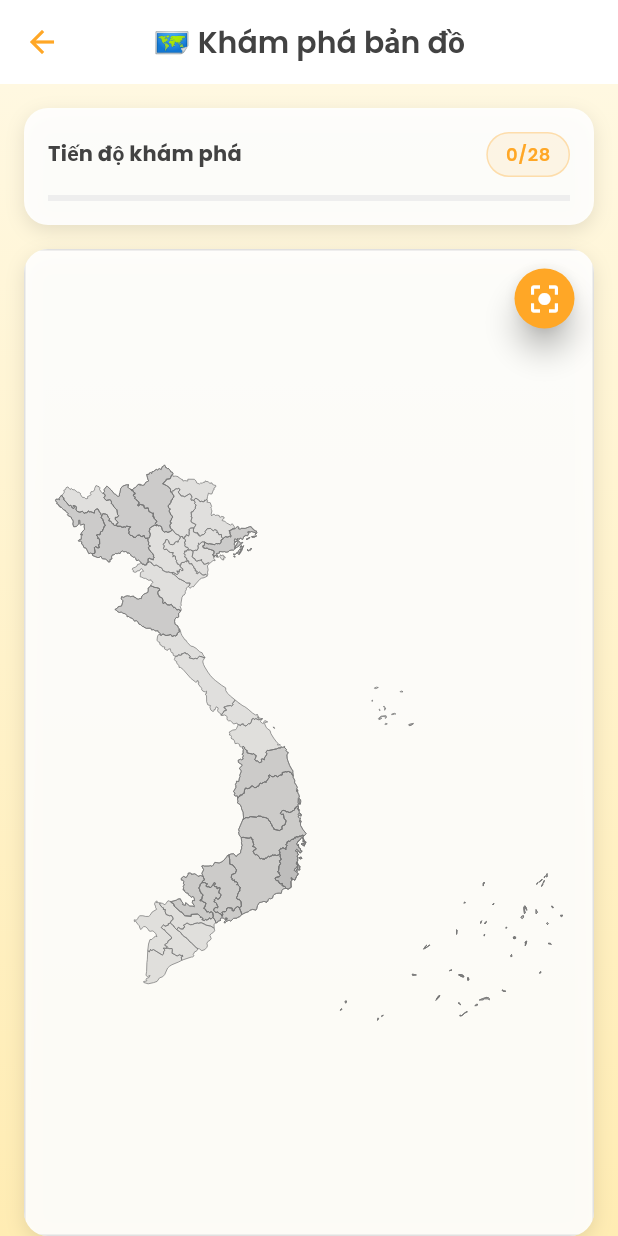
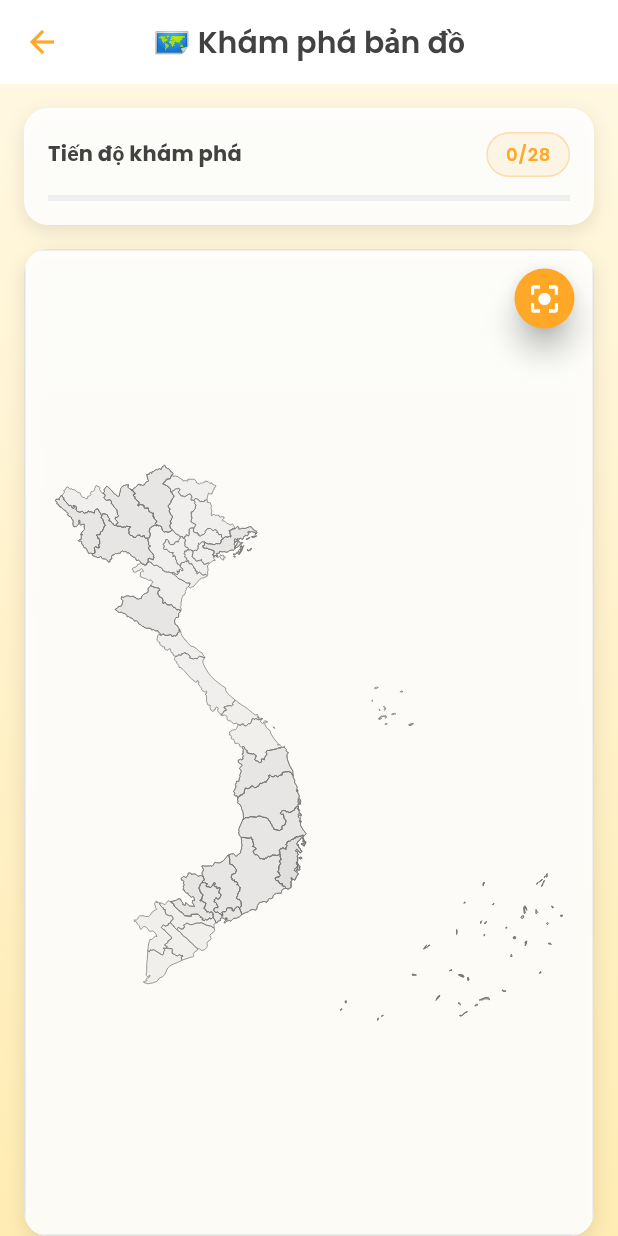
Before and after one commit to Dfortysix/geovietnam, a Flutter app: the screen it shows after launch, after a tap on "🗺️ Khám phá bản đồ", on a phone screen of 412 x 824 dp. Run offline on Flutter 3.47's test engine with Material 3 defaults, Android fonts, the phone set to English and light mode, and no system bars; our stand-ins replace flutter_animate, flutter_svg, google_fonts, shared_preferences.

Commit message:
Cập nhật widget bản đồ Việt Nam để cải thiện màu sắc và tính nhất quán trong việc hiển thị các tỉnh. Thêm các hằng số cho màu sắc của các tỉnh đã khóa và điều chỉnh màu sắc cho các trạng thái khác nhau như chọn, hover và mở khóa. Cải thiện trải nghiệm người dùng với sự phân biệt rõ ràng giữa các trạng thái tỉnh.

```diff
--- a/lib/widgets/svg_canvas_vietnam_map_widget.dart
+++ b/lib/widgets/svg_canvas_vietnam_map_widget.dart
@@ -774,6 +774,10 @@ class PathCommand {
    final Offset offset;
    final Size containerSize;
 
+   // Constants cho màu sắc để đảm bảo consistency
+   static const Color LOCKED_FILL_COLOR = Color(0x40CCCCCC); // Grey with 0.25 opacity - đậm hơn
+   static const Color LOCKED_BORDER_COLOR = Color(0xFF757575); // Grey.shade600 - đậm hơn
+
    SvgVietnamMapPainter({
      required this.provincePaths,
      this.selectedProvince,
@@ -805,26 +809,30 @@ class PathCommand {
       final isHovered = provinceId == hoveredProvince;
       final isUnlocked = unlockedProvinces?[provinceId] ?? false;
 
-      // Xác định màu sắc
+      // Xác định màu sắc với sự phân biệt rõ ràng
       Color fillColor;
       Color borderColor;
       double borderWidth;
 
       if (isSelected) {
-        fillColor = AppTheme.primaryOrange.withOpacity(0.7);
+        // Tỉnh đang được chọn - màu cam đậm
+        fillColor = AppTheme.primaryOrange.withOpacity(0.8);
         borderColor = AppTheme.primaryOrange;
         borderWidth = 3.0;
       } else if (isHovered) {
-        fillColor = Colors.yellow.withOpacity(0.5);
+        // Tỉnh đang hover - màu vàng
+        fillColor = Colors.yellow.withOpacity(0.6);
         borderColor = Colors.yellow.shade700;
         borderWidth = 2.5;
       } else if (isUnlocked) {
-        fillColor = AppTheme.primaryOrange.withOpacity(0.4);
-        borderColor = AppTheme.primaryOrange;
+        // Tỉnh đã mở khóa - màu xanh lá
+        fillColor = Colors.green.withOpacity(0.5);
+        borderColor = Colors.green.shade700;
         borderWidth = 1.5;
       } else {
-        fillColor = Colors.grey.withOpacity(0.3);
-        borderColor = Colors.grey.shade600;
+        // Tỉnh chưa mở khóa - màu xám nhạt (sử dụng constant để đảm bảo consistency)
+        fillColor = LOCKED_FILL_COLOR;
+        borderColor = LOCKED_BORDER_COLOR;
         borderWidth = 1.0;
       }
 
```
